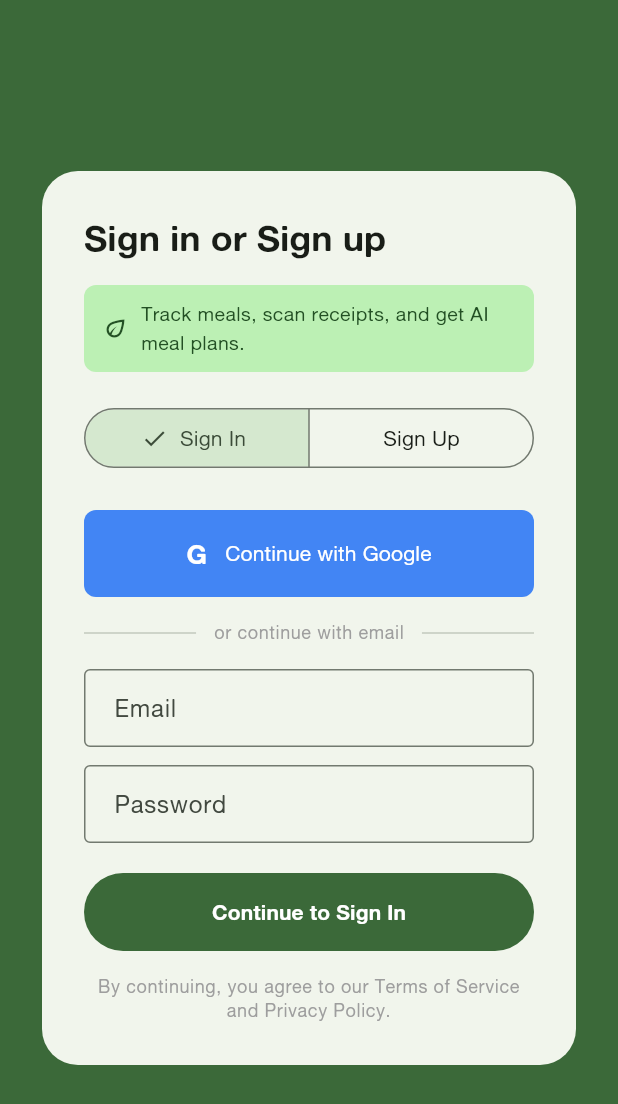
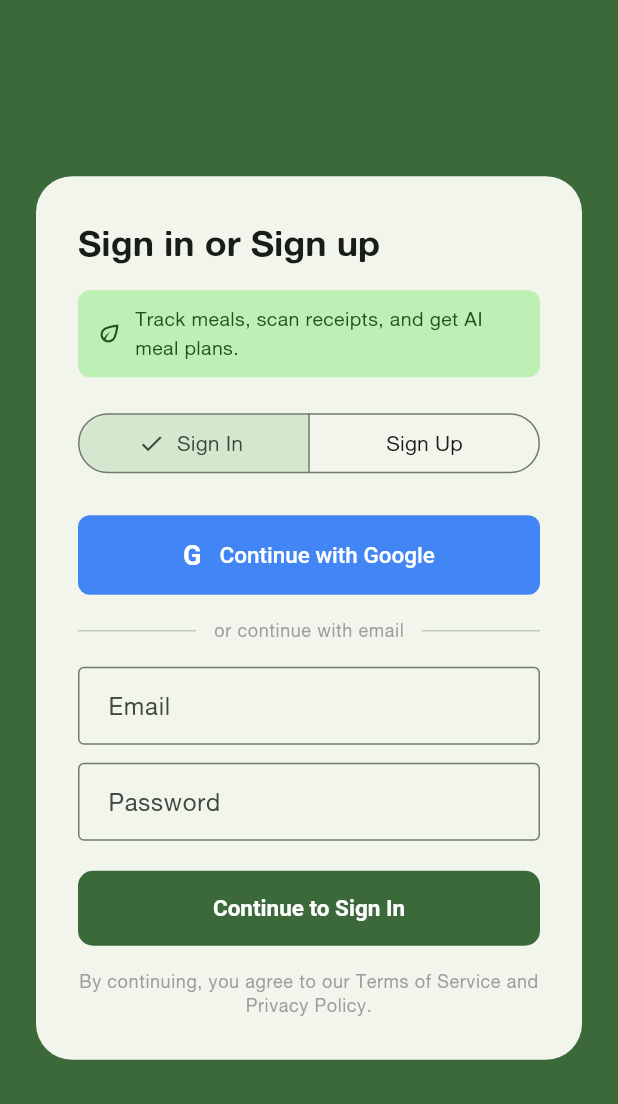
Before and after one commit to Vineel1015/AllTogether, a Flutter app: the screen it shows after launch, on a phone screen of 412 x 824 dp. Shown: the top 1104 px of the screen. Run offline on Flutter 3.47's test engine with Material 3 defaults, Android fonts, the phone set to English and light mode, and no system bars; our stand-ins replace connectivity_plus, fl_chart, flutter_riverpod, geolocator, hive_flutter, image_picker and 1 more; missing offline and left inert: google_mlkit_text_recognition; accounts and stored records are empty.

Commit message:
style: apply consistent design system across all screens
Global theme (main.dart):
- FilledButton: vertical 16px padding, horizontal 24px, weight w600, rounded 10px
- OutlinedButton: matching padding and shape
- CardThemeData: elevation 0, radius 16, clip antiAlias
- InputDecorationTheme: rounded 10px border, 16/14px padding
- AppBarTheme: scrolledUnderElevation 1, left-aligned title

Per-screen:
- CustomizationsScreen: centered + ConstrainedBox(maxWidth: 480) for web
- AnalyticsScreen: padding 16 → 24 to match other screens

Co-Authored-By: Claude Sonnet 4.6 <noreply@anthropic.com>

```diff
--- a/app/lib/features/analytics/screens/analytics_screen.dart
+++ b/app/lib/features/analytics/screens/analytics_screen.dart
@@ -52,7 +52,7 @@ class _AnalyticsBody extends StatelessWidget {
     final textTheme = Theme.of(context).textTheme;
 
     return SingleChildScrollView(
-      padding: const EdgeInsets.all(16),
+      padding: const EdgeInsets.all(24),
       child: Column(
         crossAxisAlignment: CrossAxisAlignment.start,
         children: [
--- a/app/lib/main.dart
+++ b/app/lib/main.dart
@@ -50,6 +50,58 @@ class AllTogetherApp extends StatelessWidget {
         colorSchemeSeed: Colors.green,
         useMaterial3: true,
         fontFamily: 'AlteHaasGrotesk',
+
+        // ── Buttons ──────────────────────────────────────────────────────────
+        filledButtonTheme: FilledButtonThemeData(
+          style: FilledButton.styleFrom(
+            padding: const EdgeInsets.symmetric(vertical: 16, horizontal: 24),
+            shape: RoundedRectangleBorder(
+                borderRadius: BorderRadius.circular(10)),
+            textStyle: const TextStyle(
+              fontWeight: FontWeight.w600,
+              fontSize: 15,
+            ),
+          ),
+        ),
+        outlinedButtonTheme: OutlinedButtonThemeData(
+          style: OutlinedButton.styleFrom(
+            padding: const EdgeInsets.symmetric(vertical: 16, horizontal: 24),
+            shape: RoundedRectangleBorder(
+                borderRadius: BorderRadius.circular(10)),
+          ),
+        ),
+        textButtonTheme: TextButtonThemeData(
+          style: TextButton.styleFrom(
+            padding: const EdgeInsets.symmetric(vertical: 12, horizontal: 16),
+          ),
+        ),
+
+        // ── Cards ─────────────────────────────────────────────────────────────
+        cardTheme: const CardThemeData(
+          elevation: 0,
+          clipBehavior: Clip.antiAlias,
+          margin: EdgeInsets.zero,
+          shape: RoundedRectangleBorder(
+            borderRadius: BorderRadius.all(Radius.circular(16)),
+          ),
+        ),
+
+        // ── Inputs ────────────────────────────────────────────────────────────
+        inputDecorationTheme: InputDecorationTheme(
+          border: OutlineInputBorder(
+            borderRadius: BorderRadius.circular(10),
+          ),
+          contentPadding: const EdgeInsets.symmetric(
+            horizontal: 16,
+            vertical: 14,
+          ),
+        ),
+
+        // ── AppBar ────────────────────────────────────────────────────────────
+        appBarTheme: const AppBarTheme(
+          scrolledUnderElevation: 1,
+          centerTitle: false,
+        ),
       ),
       home: const AuthWrapper(),
     );
```
Also changed, not shown: app/lib/features/customizations/screens/customizations_screen.dart (+9 -7 lines).
